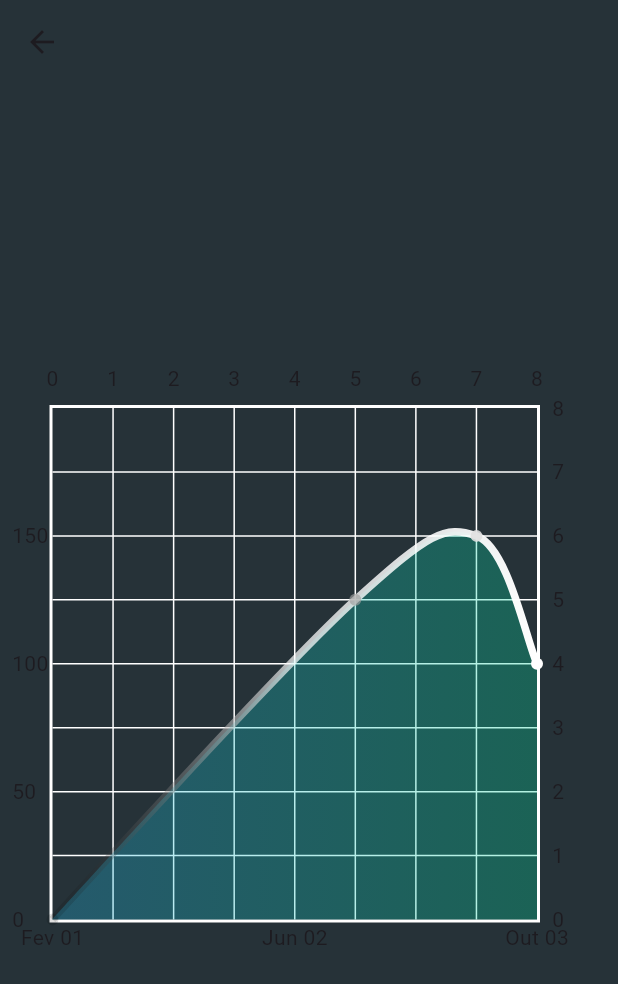
After one commit to Zorzan99/flutter_graficos, a Flutter app: the screen it shows after launch, after a tap on "Line Chart2", on a phone screen of 412 x 824 dp. The commit adds this screen. Shown: the top 984 px of the screen. Run offline on Flutter 3.47's test engine with Material 3 defaults, Android fonts, the phone set to English and light mode, and no system bars; drawn by our look-alikes of fl_chart.

Commit message:
Feat: criacao line chart 2 e 3 e renomecao de pastas

```diff
--- /dev/null
+++ b/lib/initial_page.dart
@@ -0,0 +1,34 @@
+import 'package:flutter/material.dart';
+
+class InitialPage extends StatelessWidget {
+  const InitialPage({super.key});
+
+  @override
+  Widget build(BuildContext context) {
+    return Scaffold(
+      appBar: AppBar(
+        title: const Text('Inital Page'),
+      ),
+      body: Center(
+        child: Column(
+          mainAxisAlignment: MainAxisAlignment.center,
+          crossAxisAlignment: CrossAxisAlignment.center,
+          children: [
+            ElevatedButton(
+              onPressed: () => Navigator.pushNamed(context, '/lineChart1'),
+              child: const Text('Line Chart 1'),
+            ),
+            ElevatedButton(
+              onPressed: () => Navigator.pushNamed(context, '/lineChart2'),
+              child: const Text('Line Chart2'),
+            ),
+            ElevatedButton(
+              onPressed: () => Navigator.pushNamed(context, '/lineChart3'),
+              child: const Text('Line Chart3'),
+            ),
+          ],
+        ),
+      ),
+    );
+  }
+}
--- a/lib/main.dart
+++ b/lib/main.dart
@@ -1,5 +1,8 @@
 import 'package:flutter/material.dart';
-import 'package:flutter_graficos/home_page.dart';
+import 'package:flutter_graficos/initial_page.dart';
+import 'package:flutter_graficos/pages/line_chart1/line_chart1.dart';
+import 'package:flutter_graficos/pages/line_chart2/line_chart2.dart';
+import 'package:flutter_graficos/pages/line_chart3/line_chart3.dart';
 
 void main() {
   runApp(const MyApp());
@@ -16,7 +19,13 @@ class MyApp extends StatelessWidget {
         colorScheme: ColorScheme.fromSeed(seedColor: Colors.deepPurple),
         useMaterial3: true,
       ),
-      home: const HomePage(),
+      initialRoute: '/',
+      routes: {
+        '/': (context) => const InitialPage(),
+        '/lineChart1': (context) => const LineChart1(),
+        '/lineChart2': (context) => const LineChart2(),
+        '/lineChart3': (context) => const LineChart3(),
+      },
     );
   }
 }
--- a/lib/widgets/bar_graph/bar_data.dart
+++ b/lib/pages/line_chart1/widgets/bar_graph/bar_data.dart
@@ -1,4 +1,4 @@
-import 'package:flutter_graficos/widgets/bar_graph/individual_bar.dart';
+import 'package:flutter_graficos/pages/line_chart1/widgets/bar_graph/individual_bar.dart';
 
 class BarData {
   final double sunAmount;
--- a/lib/widgets/bar_graph/bar_graph.dart
+++ b/lib/pages/line_chart1/widgets/bar_graph/bar_graph.dart
@@ -1,6 +1,6 @@
 import 'package:fl_chart/fl_chart.dart';
 import 'package:flutter/material.dart';
-import 'package:flutter_graficos/widgets/bar_graph/bar_data.dart';
+import 'package:flutter_graficos/pages/line_chart1/widgets/bar_graph/bar_data.dart';
 
 class BarGraph extends StatelessWidget {
   final List weeklySumary;
--- /dev/null
+++ b/lib/pages/line_chart2/line_chart2.dart
@@ -0,0 +1,131 @@
+import 'package:fl_chart/fl_chart.dart';
+import 'package:flutter/material.dart';
+
+class LineChart2 extends StatefulWidget {
+  const LineChart2({super.key});
+
+  @override
+  State<LineChart2> createState() => _LineChart2State();
+}
+
+class _LineChart2State extends State<LineChart2> {
+  List<Color> gradientColors = [
+    const Color(0xFF23B6E6),
+    const Color(0xFF02D39A),
+  ];
+  @override
+  Widget build(BuildContext context) {
+    return Scaffold(
+      appBar: AppBar(
+        backgroundColor: Colors.blueGrey[900],
+      ),
+      backgroundColor: Colors.blueGrey[900],
+      body: Center(
+        child: Padding(
+          padding: const EdgeInsets.all(8.0),
+          child: SizedBox(
+            width: 400,
+            height: 400,
+            child: LineChart(
+              LineChartData(
+                borderData: FlBorderData(
+                  show: true,
+                  border: Border.all(color: Colors.white, width: 2),
+                ),
+                gridData: FlGridData(
+                  show: true,
+                  getDrawingHorizontalLine: (value) {
+                    return const FlLine(
+                      color: Colors.white,
+                      strokeWidth: 1,
+                    );
+                  },
+                  drawVerticalLine: true,
+                  getDrawingVerticalLine: (value) {
+                    return const FlLine(
+                      color: Colors.white,
+                      strokeWidth: 1,
+                    );
+                  },
+                ),
+                titlesData: FlTitlesData(
+                    show: true,
+                    bottomTitles: AxisTitles(
+                      sideTitles: SideTitles(
+                        showTitles: true,
+                        reservedSize: 25,
+                        getTitlesWidget: (value, meta) {
+                          switch (value.toInt()) {
+                            case 0:
+                              return const Text('Fev 01');
+                            case 4:
+                              return const Text('Jun 02');
+                            case 8:
+                              return const Text('Out 03');
+
+                            default:
+                          }
+                          return const Text('');
+                        },
+                      ),
+                    ),
+                    leftTitles: AxisTitles(
+                      sideTitles: SideTitles(
+                        showTitles: true,
+                        reservedSize: 25,
+                        getTitlesWidget: (value, meta) {
+                          switch (value.toInt()) {
+                            case 0:
+                              return const Text('0');
+                            case 2:
+                              return const Text('50');
+                            case 4:
+                              return const Text('100');
+                            case 6:
+                              return const Text('150');
+
+                            default:
+                          }
+                          return const Text('');
+                        },
+                      ),
+                    )),
+                maxX: 8,
+                maxY: 8,
+                minX: 0,
+                minY: 0,
+                lineBarsData: [
+                  LineChartBarData(
+                    spots: [
+                      const FlSpot(0, 0),
+                      const FlSpot(5, 5),
+                      const FlSpot(7, 6),
+                      const FlSpot(8, 4),
+                    ],
+                    isCurved: true,
+                    barWidth: 5,
+                    gradient: const LinearGradient(
+                      colors: [
+                        Colors.black12,
+                        Colors.white70,
+                        Colors.white,
+                      ],
+                    ),
+                    belowBarData: BarAreaData(
+                      show: true,
+                      gradient: LinearGradient(
+                        colors: gradientColors
+                            .map((e) => e.withOpacity(0.3))
+                            .toList(),
+                      ),
+                    ),
+                  ),
+                ],
+              ),
+            ),
+          ),
+        ),
+      ),
+    );
+  }
+}
```
Also changed, not shown: lib/pages/line_chart1/line_chart1.dart (renamed from lib/home_page.dart, +6 -5 lines), lib/pages/line_chart3/line_chart3.dart (added, +193 -0 lines), lib/pages/line_chart1/widgets/bar_graph/individual_bar.dart (renamed from lib/widgets/bar_graph/individual_bar.dart).
